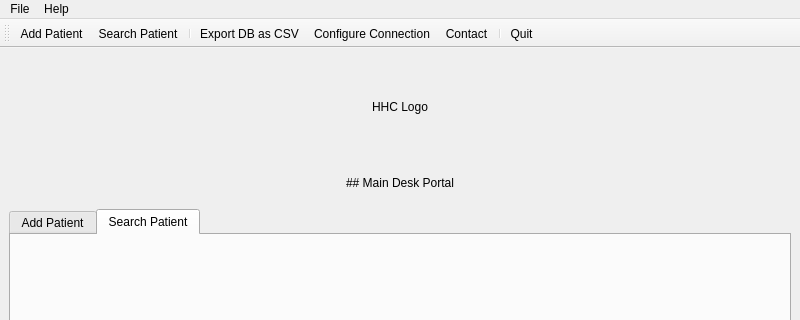
Qt form mainwindow.ui (kushagra10025/Hospital-Registration-Portal) before a commit; both pictures show x 0 to 800 and y 0 to 320 of the 800 by 600 pixel window.
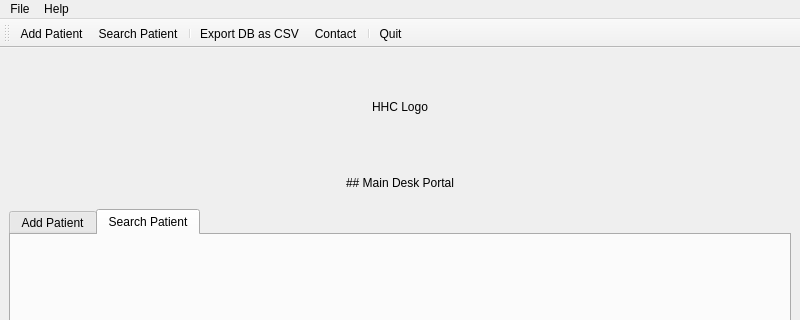
The same form after that commit. Icons and pictures are not drawn. Custom widgets are drawn as their Qt base class.

```diff
--- a/mainwindow.ui
+++ b/mainwindow.ui
@@ -145,7 +145,6 @@
    <addaction name="actionSearch_Patient"/>
    <addaction name="separator"/>
    <addaction name="actionExport_DB_as_Excel"/>
-   <addaction name="actionConfigure_Connection"/>
    <addaction name="actionContact"/>
    <addaction name="separator"/>
    <addaction name="actionQuit"/>
```
